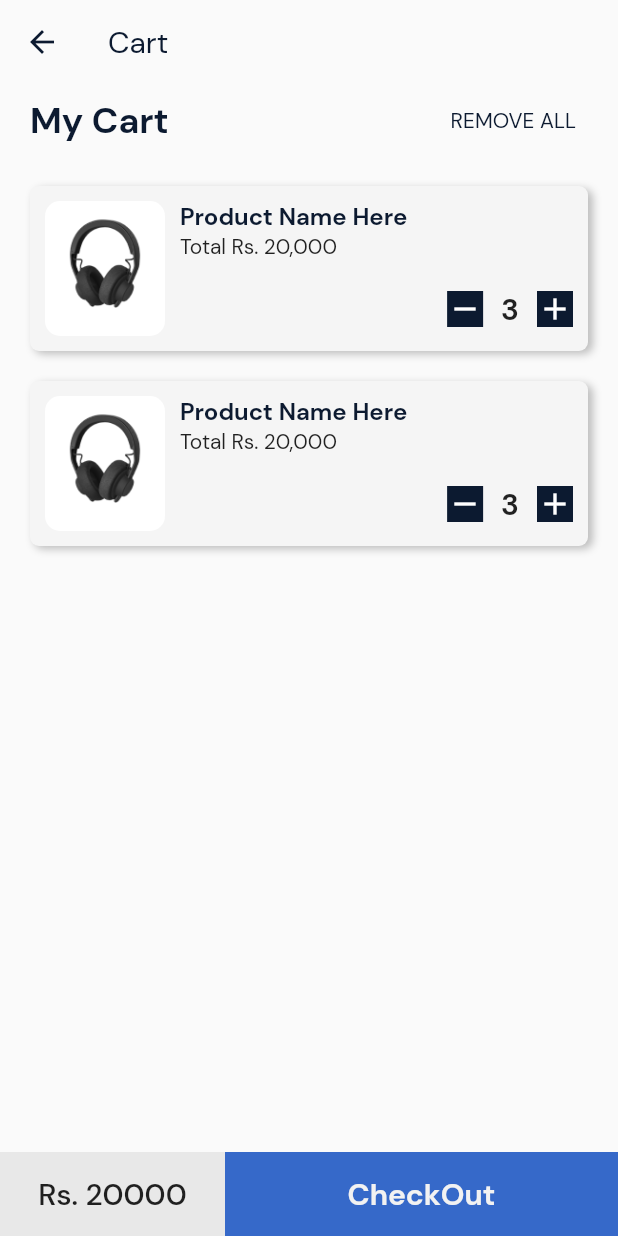
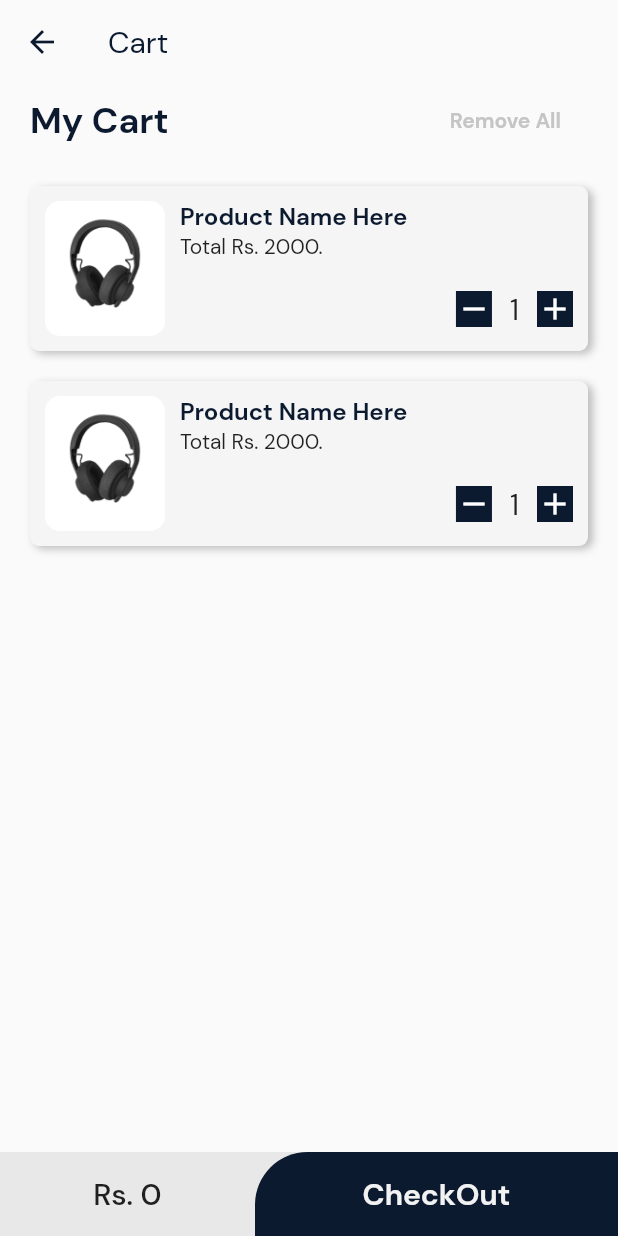
Before and after one commit to imovais/ecommerce_app_assignment, a Flutter app: the CartScreen screen opened directly, after a tap on the "remove" icon, on a phone screen of 412 x 824 dp. Run offline on Flutter 3.47's test engine with Material 2 defaults, Android fonts, the phone set to English and light mode, and no system bars; our stand-ins replace cloud_firestore, file_picker, firebase_auth, firebase_core, firebase_storage; accounts and stored records are empty.

Commit message:
cart function

```diff
--- a/lib/CART/cart.dart
+++ b/lib/CART/cart.dart
@@ -1,15 +1,10 @@
-import 'package:ecommerce_app_assignment/utlls_app/colors.dart';
 import 'package:ecommerce_app_assignment/utlls_app/consts.dart';
 import 'package:flutter/material.dart';
 
-class CartScreen extends StatefulWidget {
-  const CartScreen({super.key});
+class CartScreen extends StatelessWidget {
+  final int? totalamount2;
+  const CartScreen({super.key, this.totalamount2});
 
-  @override
-  State<CartScreen> createState() => _CartScreenState();
-}
-
-class _CartScreenState extends State<CartScreen> {
   @override
   Widget build(BuildContext context) {
     return Scaffold(
@@ -32,13 +27,17 @@ class _CartScreenState extends State<CartScreen> {
                 Text('My Cart',
                     style: const TextStyle(
                         fontSize: 24, fontFamily: bold, color: primaryColor)),
-                TextButton(
+                Padding(
+                  padding:
+                      const EdgeInsets.symmetric(horizontal: 10, vertical: 0),
+                  child: TextButton(
                       onPressed: () {},
-                    child: const Text('REMOVE ALL',
+                      child: const Text(' Remove All',
                           style: TextStyle(
                               fontSize: 14,
-                            fontFamily: regular,
-                            color: primaryColor)))
+                              fontFamily: bold,
+                              color: secondaryLGrey))),
+                ),
               ],
             ),
             const SizedBox(
@@ -49,26 +48,34 @@ class _CartScreenState extends State<CartScreen> {
           ],
         ),
       ),
-      bottomNavigationBar: Row(
+      bottomNavigationBar: Material(
+        color: Colors.grey.withOpacity(0.2),
+        child: Row(
           children: [
-          Material(
-            color: Colors.grey.withOpacity(0.2),
-            child: Container(
+            Padding(
+              padding: const EdgeInsets.symmetric(horizontal: 10),
+              child: Material(
+                borderRadius: BorderRadius.circular(20),
+                borderOnForeground: true,
+                color: Colors.transparent,
+                child: SizedBox(
                     width: 150,
                     height: kToolbarHeight,
-                child: const Center(
+                    child: Center(
                         child: Text(
-                  'Rs. 20000',
-                  style: TextStyle(fontSize: 20, fontFamily: medium),
+                      'Rs. $totalamount2',
+                      style: const TextStyle(fontSize: 20, fontFamily: medium),
                     ))),
               ),
-          Expanded(
+            ),
+            const Expanded(
               child: Material(
-              color: secondaryBlue,
-              child: Container(
+                borderRadius: BorderRadius.only(topLeft: Radius.circular(35)),
+                color: primaryColor,
+                child: SizedBox(
                     //width: 150,
                     height: kToolbarHeight,
-                  child: const Center(
+                    child: Center(
                         child: Text(
                       'CheckOut',
                       style: TextStyle(
@@ -78,17 +85,38 @@ class _CartScreenState extends State<CartScreen> {
             )
           ],
         ),
+      ),
     );
   }
 }
 
-class CartListWidget extends StatelessWidget {
+class CartListWidget extends StatefulWidget {
   const CartListWidget({
     super.key,
   });
 
   @override
+  State<CartListWidget> createState() => _CartListWidgetState();
+}
+
+class _CartListWidgetState extends State<CartListWidget> {
+  void sendDataToSecondWidget() {
+    Navigator.push(
+      context,
+      MaterialPageRoute(
+        builder: (context) => CartScreen(totalamount2: totalamount),
+      ),
+    );
+  }
+
+  int totalamount = 0;
+  int quantity = 1;
+
+  int productprice = 2000;
+
+  @override
   Widget build(BuildContext context) {
+    print(totalamount);
     return Container(
       margin: const EdgeInsets.only(bottom: 20),
       padding: const EdgeInsets.all(10),
@@ -130,7 +158,7 @@ class CartListWidget extends StatelessWidget {
                   style: TextStyle(
                       fontFamily: bold, fontSize: 16, color: primaryColor),
                 ),
-                const Text('Total Rs. 20,000'),
+                Text('Total Rs. $productprice.'),
                 const SizedBox(
                   height: 20,
                 ),
@@ -146,15 +174,21 @@ class CartListWidget extends StatelessWidget {
                           padding: EdgeInsets.zero,
                           constraints: const BoxConstraints(),
                           color: Colors.white,
-                          onPressed: () {},
+                          onPressed: () {
+                            sendDataToSecondWidget();
+                            setState(() {
+                              quantity = quantity - 1;
+                              totalamount = quantity * productprice;
+                            });
+                          },
                           icon: const Icon(Icons.remove)),
                     ),
                     const SizedBox(
                       width: 12,
                     ),
-                    const Text(
-                      '3',
-                      style: TextStyle(fontSize: 20, fontFamily: bold),
+                    Text(
+                      '$quantity',
+                      style: const TextStyle(fontSize: 20, fontFamily: regular),
                     ),
                     const SizedBox(
                       width: 12,
@@ -166,7 +200,13 @@ class CartListWidget extends StatelessWidget {
                           padding: EdgeInsets.zero,
                           constraints: const BoxConstraints(),
                           color: Colors.white,
-                          onPressed: () {},
+                          onPressed: () {
+                            sendDataToSecondWidget();
+                            setState(() {
+                              quantity = quantity + 1;
+                              totalamount = quantity * productprice;
+                            });
+                          },
                           icon: const Icon(Icons.add)),
                     )
                   ],
```
Also changed, not shown: lib/product_Detail_Screen/product_detail.dart (+58 -43 lines), pubspec.lock. Lines whose indentation alone changed are shown as unchanged.
